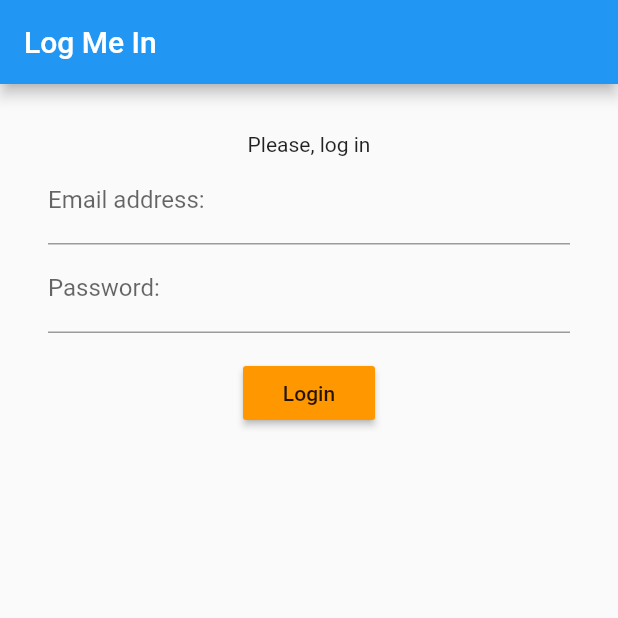
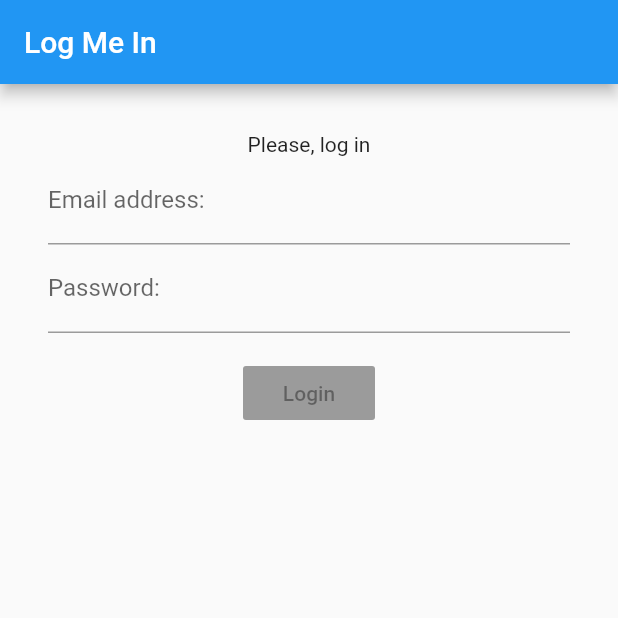
Before and after one commit to gudun-ku/flutter_login_bloc, a Flutter app: the screen it shows after launch, on a phone screen of 412 x 824 dp, the top half of it. Run offline on Flutter 3.47's test engine with Material 2 defaults, Android fonts, the phone set to English and light mode, and no system bars; our stand-ins replace rxdart.

Commit message:
Making button start in disabled mode

```diff
--- a/lib/src/blocs/auth_bloc.dart
+++ b/lib/src/blocs/auth_bloc.dart
@@ -1,14 +1,18 @@
 import 'dart:async';
 import 'validators.dart';
+import 'package:rxdart/rxdart.dart';
 
 class AuthBloc extends Object with ValidationMixin {
-  final _emailcntr = StreamController<String>();
-  final _passwordcntr = StreamController<String>();
+  final _emailcntr = StreamController<String>.broadcast();
+  final _passwordcntr = StreamController<String>.broadcast();
 
   // add data to stream
   Stream<String> get email => _emailcntr.stream.transform(validateEmail);
   Stream<String> get password =>
       _passwordcntr.stream.transform(validatePassword);
+
+  Stream<bool> get submitValid =>
+      Observable.combineLatest2(email, password, (e, p) => true);
 
   // Change data
   Function(String) get changeEmail => _emailcntr.sink.add;
--- a/lib/src/screens/login_screen.dart
+++ b/lib/src/screens/login_screen.dart
@@ -17,7 +17,7 @@ class LoginScreen extends StatelessWidget {
           SizedBox(
             height: 16.0,
           ),
-          submitButton(),
+          submitButton(authBloc),
         ],
       ),
     );
@@ -55,11 +55,20 @@ class LoginScreen extends StatelessWidget {
         });
   }
 
-  Widget submitButton() {
-    return RaisedButton(
-      child: Text('Login'),
-      color: Colors.orange,
-      onPressed: () {},
+  Widget submitButton(AuthBloc authBloc) {
+    return StreamBuilder(
+      stream: authBloc.submitValid,
+      builder: (context, snapshot) {
+        return RaisedButton(
+          child: Text('Login'),
+          color: Colors.orange,
+          onPressed: snapshot.hasData
+              ? () {
+                  print('Hi there!');
+                }
+              : null,
+        );
+      },
     );
   }
 }
```
